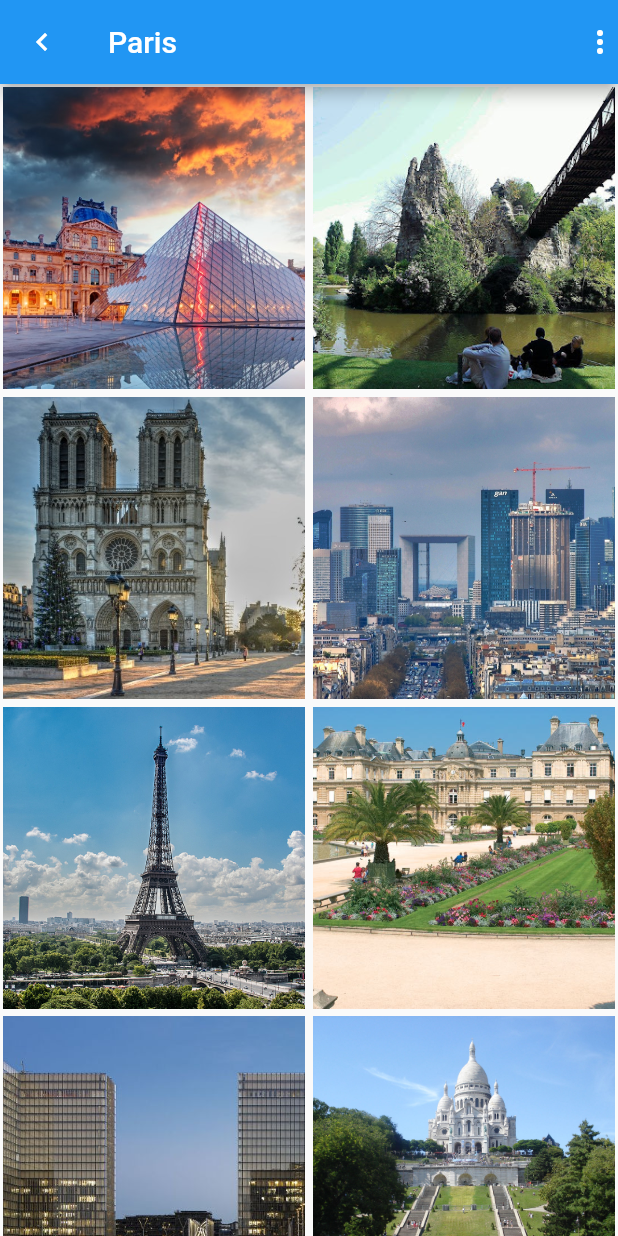
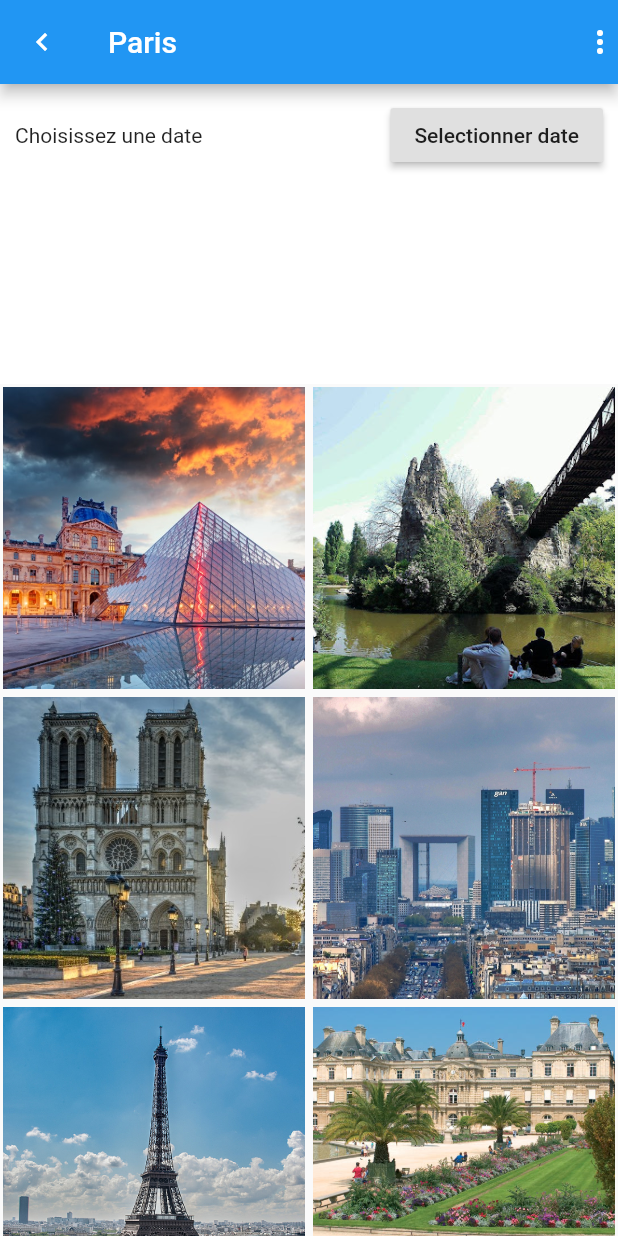
Before and after one commit to FARIDJADDA/fly_project, a Flutter app: the screen it shows after launch, on a phone screen of 412 x 824 dp. Run offline on Flutter 3.47's test engine with Material 2 defaults, Android fonts, the phone set to English and light mode, and no system bars.

Commit message:
add new container on city.dart & add new model trip.model.dart

```diff
--- /dev/null
+++ b/lib/models/trip.model.dart
@@ -0,0 +1,9 @@
+class Trip {
+  String city;
+  List<String> activities;
+  DateTime date;
+  Trip({
+    this.city,
+    this.activities,
+  });
+}
--- a/lib/views/city/city.dart
+++ b/lib/views/city/city.dart
@@ -1,4 +1,5 @@
 import 'package:flutter/material.dart';
+import 'package:fly_project/models/trip.model.dart';
 import '../../models/activity.model.dart';
 import 'widgets/activity_card.dart';
 import '../../datas/data.dart' as data;
@@ -10,6 +11,8 @@ class City extends StatefulWidget {
 }
 
 class _CityState extends State<City> {
+  Trip myTrip = Trip(activities: [], city: 'Paris');
+
   @override
   Widget build(BuildContext context) {
     return Scaffold(
@@ -21,6 +24,29 @@ class _CityState extends State<City> {
         ],
       ),
       body: Container(
+        child: Column(
+          children: [
+            Container(
+              padding: EdgeInsets.all(10),
+              height: 200,
+              color: Colors.white,
+              child: Column(
+                children: <Widget>[
+                  Row(
+                    children: [
+                      Expanded(
+                        child: Text('Choisissez une date '),
+                      ),
+                      RaisedButton(
+                        child: Text('Selectionner date'),
+                        onPressed: () {},
+                      )
+                    ],
+                  )
+                ],
+              ),
+            ),
+            Expanded(
               child: GridView.count(
                 mainAxisSpacing: 1,
                 crossAxisSpacing: 1,
@@ -32,6 +58,9 @@ class _CityState extends State<City> {
                     .toList(),
               ),
             ),
+          ],
+        ),
+      ),
     );
   }
 }
```
Lines whose indentation alone changed are shown as unchanged.
